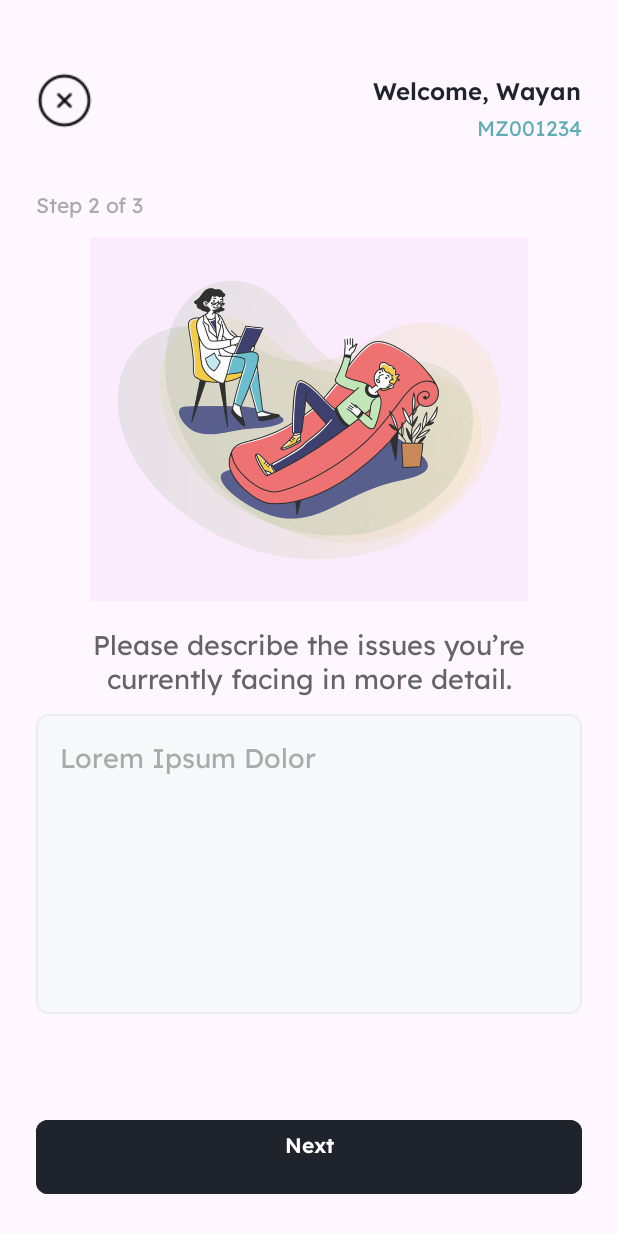
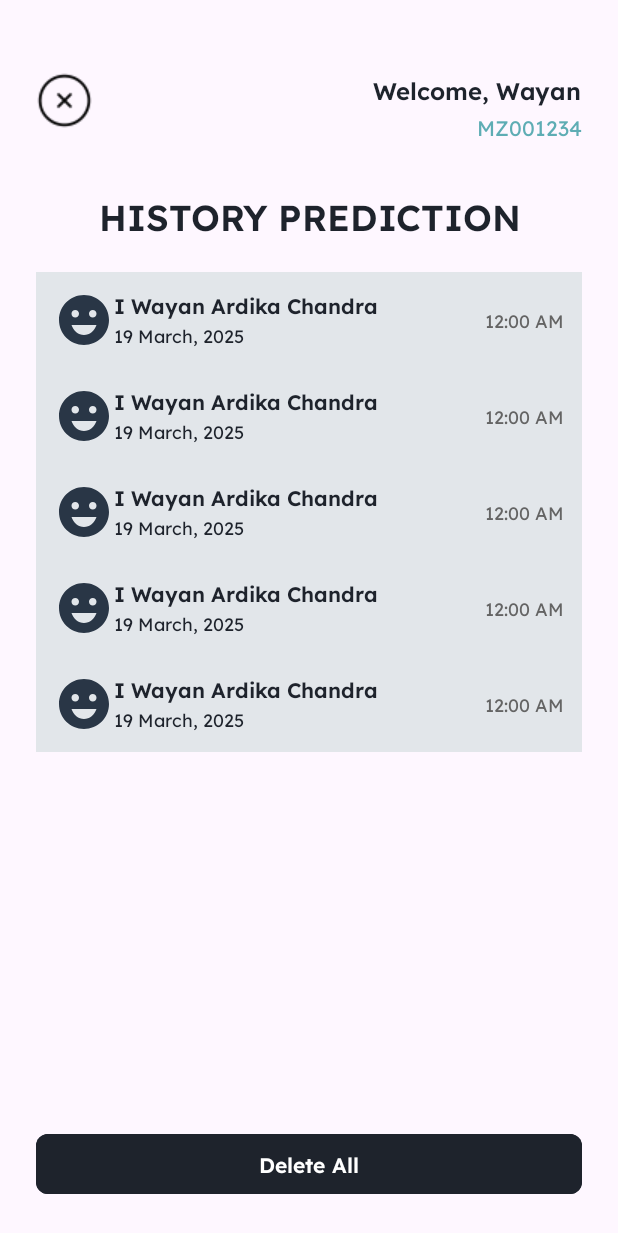
Before and after one commit to iwayanardikachandra04/SenseVisorApp, an Android app: the layout activity_history.xml on its own in the app's theme, with its tools: preview values and no code run, on a phone screen of 412 x 824 dp. Shown: the top 1233 px of the screen. Run offline under Robolectric (Android 15) with nearby library versions, the phone set to English and light mode, and no system bars.

Commit message:
add more layout

```diff
--- a/app/src/main/res/drawable/bg_edittext_rounded.xml
+++ b/app/src/main/res/drawable/bg_edittext_rounded.xml
@@ -4,5 +4,5 @@
 
     <solid android:color="#F7F8FA"/>
     <corners android:radius="8dp" />
-    <stroke android:width="1dp" android:color="#E8ECF4"/>
+    <stroke android:width="1dp" android:color="@color/kindawhite"/>
 </shape>
--- /dev/null
+++ b/app/src/main/res/drawable/ic_add_photo.xml
@@ -0,0 +1,5 @@
+<vector xmlns:android="http://schemas.android.com/apk/res/android" android:height="24dp" android:tint="#E8ECF4" android:viewportHeight="24" android:viewportWidth="24" android:width="24dp">
+
+    <path android:fillColor="@android:color/white" android:pathData="M19,7v2.99s-1.99,0.01 -2,0L17,7h-3s0.01,-1.99 0,-2h3L17,2h2v3h3v2h-3zM16,11L16,8h-3L13,5L5,5c-1.1,0 -2,0.9 -2,2v12c0,1.1 0.9,2 2,2h12c1.1,0 2,-0.9 2,-2v-8h-3zM5,19l3,-4 2,3 3,-4 4,5L5,19z"/>
+
+</vector>
--- /dev/null
+++ b/app/src/main/res/drawable/ic_emotion.xml
@@ -0,0 +1,5 @@
+<vector xmlns:android="http://schemas.android.com/apk/res/android" android:height="24dp" android:tint="#293646" android:viewportHeight="24" android:viewportWidth="24" android:width="24dp">
+
+    <path android:fillColor="@android:color/white" android:pathData="M11.99,2C6.47,2 2,6.48 2,12c0,5.52 4.47,10 9.99,10C17.52,22 22,17.52 22,12C22,6.48 17.52,2 11.99,2zM8.5,8C9.33,8 10,8.67 10,9.5S9.33,11 8.5,11S7,10.33 7,9.5S7.67,8 8.5,8zM12,18c-2.28,0 -4.22,-1.66 -5,-4h10C16.22,16.34 14.28,18 12,18zM15.5,11c-0.83,0 -1.5,-0.67 -1.5,-1.5S14.67,8 15.5,8S17,8.67 17,9.5S16.33,11 15.5,11z"/>
+
+</vector>
--- a/app/src/main/res/layout/activity_question_second.xml
+++ b/app/src/main/res/layout/activity_history.xml
@@ -1,12 +1,11 @@
 <?xml version="1.0" encoding="utf-8"?>
-<androidx.constraintlayout.widget.ConstraintLayout
-    xmlns:android="http://schemas.android.com/apk/res/android"
+<androidx.constraintlayout.widget.ConstraintLayout xmlns:android="http://schemas.android.com/apk/res/android"
     xmlns:app="http://schemas.android.com/apk/res-auto"
     xmlns:tools="http://schemas.android.com/tools"
     android:id="@+id/main"
     android:layout_width="match_parent"
     android:layout_height="match_parent"
-    tools:context=".ui.QuestionSecondActivity">
+    tools:context=".ui.HistoryActivity">
 
     <!-- Exit Button -->
     <ImageButton
@@ -49,85 +48,44 @@
         app:layout_constraintTop_toBottomOf="@id/tvWelcome"
         app:layout_constraintEnd_toEndOf="@id/tvWelcome" />
 
-    <!-- Step indicator -->
+    <!-- Title -->
     <TextView
-        android:id="@+id/tvStep"
+        android:id="@+id/tvHistoryTitle"
         android:layout_width="wrap_content"
         android:layout_height="wrap_content"
-        android:text="@string/step_2_of_3"
-        android:textColor="@android:color/darker_gray"
-        android:textSize="14sp"
+        android:text="@string/history_prediction"
+        android:textColor="@color/kindablack"
+        android:textSize="24sp"
+        android:textStyle="bold"
+        android:fontFamily="@font/lexenddecasemibold"
         android:layout_marginTop="32dp"
-        android:layout_marginStart="24dp"
-        android:fontFamily="@font/lexenddecaregular"
         app:layout_constraintTop_toBottomOf="@id/tvUserId"
-        app:layout_constraintStart_toStartOf="parent"/>
+        app:layout_constraintStart_toStartOf="parent"
+        app:layout_constraintEnd_toEndOf="parent"
+        android:textAlignment="center" />
 
-    <!-- Illustration -->
-    <ImageView
-        android:id="@+id/imgIllustration"
+    <!-- RecyclerView for History List -->
+    <androidx.recyclerview.widget.RecyclerView
+        android:id="@+id/rvHistory"
         android:layout_width="0dp"
-        android:layout_height="0dp"
-        android:layout_marginTop="12dp"
+        android:layout_height="550dp"
         android:layout_marginStart="24dp"
         android:layout_marginEnd="24dp"
-        android:contentDescription="@string/lorem_ipsum_dolor"
-        android:src="@drawable/page_two"
-        android:scaleType="fitCenter"
-        app:layout_constraintTop_toBottomOf="@id/tvStep"
+        app:layout_constraintTop_toBottomOf="@id/tvHistoryTitle"
         app:layout_constraintStart_toStartOf="parent"
         app:layout_constraintEnd_toEndOf="parent"
-        app:layout_constraintDimensionRatio="H,3:2" />
+        app:layout_constraintBottom_toTopOf="@id/btnDeleteAll"
+        tools:listitem="@layout/item_history"
+        tools:itemCount="5"
+        tools:layoutManager="LinearLayoutManager" />
 
-    <!-- Question -->
-    <TextView
-        android:id="@+id/tvQuestion"
+    <!-- Delete All Button -->
+    <Button
+        android:id="@+id/btnDeleteAll"
         android:layout_width="0dp"
         android:layout_height="wrap_content"
-        android:text="@string/please_describe_the_issues"
-        android:textColor="@color/kindagrey"
-        android:textSize="18sp"
+        android:text="@string/delete_all"
         android:layout_marginTop="16dp"
-        android:layout_marginStart="24dp"
-        android:layout_marginEnd="24dp"
-        android:textAlignment="center"
-        android:fontFamily="@font/lexenddecaregular"
-        app:layout_constraintTop_toBottomOf="@id/imgIllustration"
-        app:layout_constraintStart_toStartOf="parent"
-        app:layout_constraintEnd_toEndOf="parent" />
-
-    <!-- Input Field -->
-    <EditText
-        android:id="@+id/etDescription"
-        android:layout_width="0dp"
-        android:layout_height="200dp"
-        android:autofillHints="Please Describe"
-        android:minHeight="70dp"
-        android:hint="@string/lorem_ipsum_dolor"
-        android:gravity="top|start"
-        android:inputType="textMultiLine"
-        android:maxLines="5"
-        android:background="@drawable/bg_edittext_rounded"
-        android:padding="16dp"
-        android:fontFamily="@font/lexenddecaregular"
-        android:textColor="@color/kindablack"
-        android:textColorHint="@android:color/darker_gray"
-        android:layout_marginTop="12dp"
-        android:layout_marginStart="24dp"
-        android:layout_marginEnd="24dp"
-        app:layout_constraintTop_toBottomOf="@id/tvQuestion"
-        app:layout_constraintStart_toStartOf="parent"
-        app:layout_constraintEnd_toEndOf="parent"
-        app:layout_constraintBottom_toTopOf="@id/btnNext"
-        app:layout_constraintVertical_bias="0" />
-
-    <!-- Next Button -->
-    <Button
-        android:id="@+id/btnNext"
-        android:layout_width="0dp"
-        android:layout_height="wrap_content"
-        android:text="@string/next"
-        android:layout_marginTop="12dp"
         android:layout_marginBottom="24dp"
         android:layout_marginStart="24dp"
         android:layout_marginEnd="24dp"
@@ -139,4 +97,5 @@
         app:layout_constraintStart_toStartOf="parent"
         app:layout_constraintEnd_toEndOf="parent" />
 
+
 </androidx.constraintlayout.widget.ConstraintLayout>
--- /dev/null
+++ b/app/src/main/res/layout/item_history.xml
@@ -0,0 +1,67 @@
+<?xml version="1.0" encoding="utf-8"?>
+<androidx.constraintlayout.widget.ConstraintLayout xmlns:android="http://schemas.android.com/apk/res/android"
+    xmlns:app="http://schemas.android.com/apk/res-auto"
+    android:layout_width="match_parent"
+    android:layout_height="wrap_content"
+    android:background="@color/kindawhite"
+    android:padding="12dp">
+
+    <!-- Emotion Icon -->
+    <ImageView
+        android:id="@+id/imgEmotion"
+        android:layout_width="40dp"
+        android:layout_height="40dp"
+        android:layout_marginEnd="12dp"
+        android:contentDescription="@string/lorem_ipsum_dolor"
+        android:src="@drawable/ic_emotion"
+        app:layout_constraintBottom_toBottomOf="parent"
+        app:layout_constraintStart_toStartOf="parent"
+        app:layout_constraintTop_toTopOf="parent" />
+
+    <!-- Name -->
+    <TextView
+        android:id="@+id/tvName"
+        android:layout_width="0dp"
+        android:layout_height="wrap_content"
+        android:ellipsize="end"
+        android:fontFamily="@font/lexenddecasemibold"
+        android:maxLines="1"
+        android:text="@string/i_wayan_ardika_chandra"
+        android:textColor="@color/kindablack"
+        android:textSize="14sp"
+        android:textStyle="bold"
+        app:layout_constraintEnd_toStartOf="@id/tvTime"
+        app:layout_constraintHorizontal_bias="0"
+        app:layout_constraintStart_toEndOf="@id/imgEmotion"
+        app:layout_constraintTop_toTopOf="parent" />
+
+    <!-- Date -->
+    <TextView
+        android:id="@+id/tvDate"
+        android:layout_width="0dp"
+        android:layout_height="wrap_content"
+        android:ellipsize="end"
+        android:fontFamily="@font/lexenddecaregular"
+        android:maxLines="1"
+        android:text="@string/_19_march_2025"
+        android:textColor="@color/kindablack"
+        android:textSize="12sp"
+        app:layout_constraintBottom_toBottomOf="parent"
+        app:layout_constraintEnd_toStartOf="@id/tvTime"
+        app:layout_constraintStart_toEndOf="@id/imgEmotion"
+        app:layout_constraintTop_toBottomOf="@id/tvName" />
+
+    <!-- Time (Rata kanan) -->
+    <TextView
+        android:id="@+id/tvTime"
+        android:layout_width="wrap_content"
+        android:layout_height="wrap_content"
+        android:fontFamily="@font/lexenddecaregular"
+        android:text="@string/_12_00_am"
+        android:textColor="@color/kindagrey"
+        android:textSize="12sp"
+        app:layout_constraintBottom_toBottomOf="parent"
+        app:layout_constraintEnd_toEndOf="parent"
+        app:layout_constraintTop_toTopOf="parent" />
+
+</androidx.constraintlayout.widget.ConstraintLayout>
--- a/app/src/main/res/values/strings.xml
+++ b/app/src/main/res/values/strings.xml
@@ -48,7 +48,7 @@
     <string name="personal_problem">Personal Problem</string>
     <string name="emotional_problem">Emotional Problem</string>
     <string name="social_problem">Social Problem</string>
-    <string name="other">Other...</string>
+    <string name="other">Other…</string>
 
     <!-- Question Two-->
     <string name="step_2_of_3">Step 2 of 3</string>
@@ -56,5 +56,25 @@
     <string name="lorem_ipsum_dolor">Lorem Ipsum Dolor</string>
     <string name="next">Next\n</string>
 
+    <!-- Analyze Page-->
+    <string name="step_3_of_3">Step 3 of 3</string>
+    <string name="camera">Camera</string>
+    <string name="choose_file">Choose File</string>
+    <string name="analyze">Analyze</string>
+    <string name="prepare_for_emotion_analysis">prepare for emotion analysis</string>
+
+    <!--Result Prediction-->
+    <string name="prediction_result">PREDICTION RESULT</string>
+    <string name="i_wayan_ardika_chandra">I Wayan Ardika Chandra</string>
+    <string name="doloripsum">Lorem ipsum dolor sit amet, consectetur adipiscing elit. Sed do eiusmod tempor incididunt ut labore et dolore magna aliqua.</string>
+    <string name="get_counselor_recommendation">Get Counselor Recommendation</string>
+    <string name="save_result">Save Result</string>
+
+    <!-- History -->
+    <string name="delete_all">Delete All</string>
+    <string name="_12_00_am">12:00 AM</string>
+    <string name="_19_march_2025">19 March, 2025</string>
+    <string name="history_prediction">HISTORY PREDICTION</string>
+
 
 </resources>
```
Also changed, not shown: app/src/main/AndroidManifest.xml (+9 -0 lines), app/src/main/java/com/example/sensevisor/ui/HistoryActivity.kt (added, +27 -0 lines), app/src/main/java/com/example/sensevisor/ui/QuestionSecondActivity.kt (+8 -6 lines), app/src/main/java/com/example/sensevisor/ui/QuestionThirdActivity.kt (added, +19 -0 lines), app/src/main/java/com/example/sensevisor/ui/ResultPredictActivity.kt (added, +19 -0 lines), app/src/main/res/layout/activity_question_third.xml (added, +160 -0 lines), app/src/main/res/layout/activity_result_predict.xml (added, +184 -0 lines).
